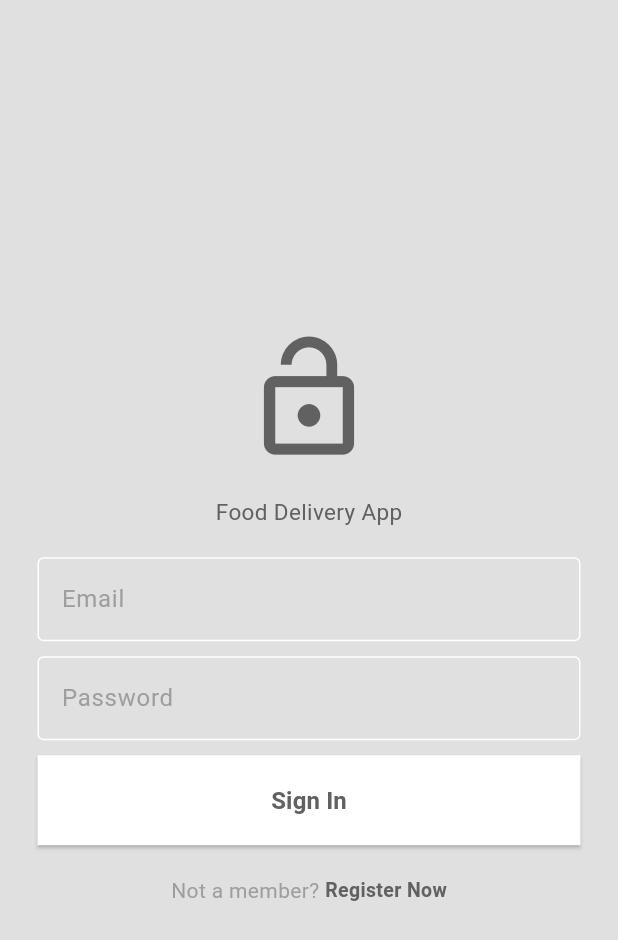
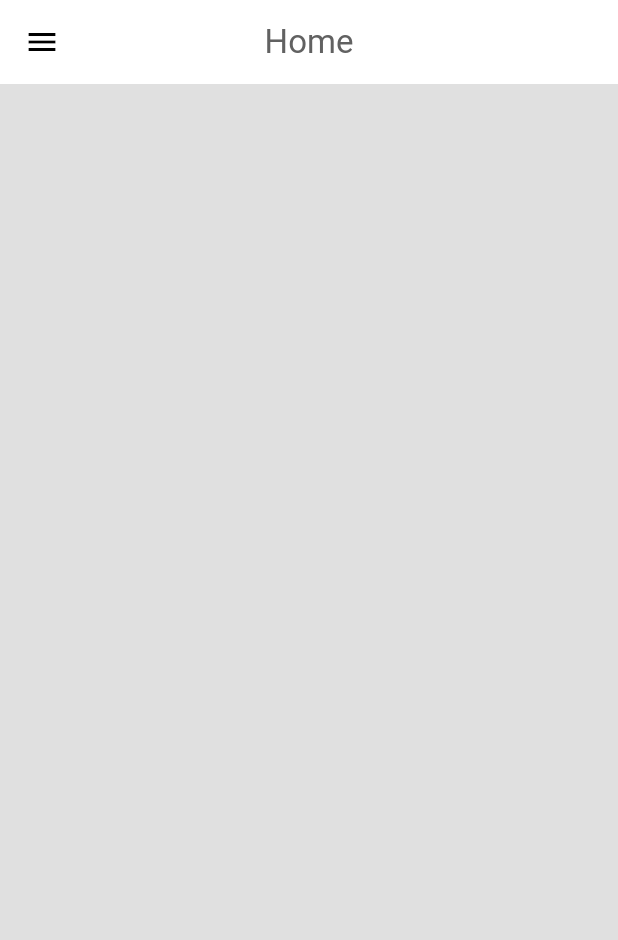
Before and after one commit to suupss/Fooddelivery, a Flutter app: the screen it shows after launch, after a tap on "Sign In", on a phone screen of 412 x 824 dp. Shown: the top 940 px of the screen. Run offline on Flutter 3.47's test engine with Material 3 defaults, Android fonts, the phone set to English and light mode, and no system bars.

Commit message:
feat: add dark mode

```diff
--- a/lib/components/mybuttons.dart
+++ b/lib/components/mybuttons.dart
@@ -1,14 +1,15 @@
 import 'package:flutter/material.dart';
 
 class Mybuttons extends StatelessWidget {
+  final void Function() onPressed;
   final String text;
-  const Mybuttons({super.key , required this.text});
+  const Mybuttons({super.key , required this.text, required this.onPressed});
 
   @override
   Widget build(BuildContext context) {
     return SizedBox(
                 height: 60,
                 width: double.infinity,
-                child: ElevatedButton(onPressed: (){}, style: ElevatedButton.styleFrom(backgroundColor: Theme.of(context).colorScheme.tertiary, foregroundColor: Theme.of(context).colorScheme.inversePrimary, shape: const RoundedRectangleBorder(side: BorderSide.none) ), child: Text(text, style: TextStyle(fontSize: 16, fontWeight: FontWeight.bold))),);
+                child: ElevatedButton(onPressed: onPressed, style: ElevatedButton.styleFrom(backgroundColor: Theme.of(context).colorScheme.tertiary, foregroundColor: Theme.of(context).colorScheme.inversePrimary, shape: const RoundedRectangleBorder(side: BorderSide.none) ), child: Text(text, style: const TextStyle(fontSize: 16, fontWeight: FontWeight.bold))),);
   }
 }
--- a/lib/main.dart
+++ b/lib/main.dart
@@ -1,9 +1,12 @@
 import 'package:flutter/material.dart';
 import 'package:food_order/pages/loginpage.dart';
-import 'package:food_order/themes/light_mode.dart';
+import 'package:food_order/themes/theme_test.dart';
+import 'package:provider/provider.dart';
 
 void main() {
-  runApp(const MyApp());
+  runApp(MultiProvider(
+    providers: [ChangeNotifierProvider(create: (_)=> ThemeTest())],
+    child: const MyApp()));
 }
 
 class MyApp extends StatelessWidget {
@@ -15,7 +18,7 @@ class MyApp extends StatelessWidget {
     return MaterialApp(
       title: 'Flutter Demo',
       debugShowCheckedModeBanner: false,
-      theme: lightMode,
+      theme: context.watch<ThemeTest>().themeData,
       home: Loginpage()
     );
   }
--- /dev/null
+++ b/lib/pages/homepage.dart
@@ -0,0 +1,18 @@
+import 'package:flutter/material.dart';
+import 'package:food_order/components/my_drawer.dart';
+
+class Homepage extends StatelessWidget {
+  const Homepage({super.key});
+
+  @override
+  Widget build(BuildContext context) {
+    return Scaffold(
+      appBar: AppBar(
+        centerTitle: true,
+        title: Text('Home', style: TextStyle(color: Theme.of(context).colorScheme.inversePrimary)),
+        backgroundColor: Theme.of(context).colorScheme.tertiary,
+        ),
+        drawer: MyDrawer(),
+    );
+  }
+}
--- a/lib/pages/loginpage.dart
+++ b/lib/pages/loginpage.dart
@@ -36,13 +36,13 @@ onTap: FocusManager.instance.primaryFocus?.unfocus,
                 const SizedBox(height: 10,),
                 Mytextfield(myController: _passwordController, text: 'Password'),
                 const SizedBox(height: 10,),
-                GestureDetector(
-                  onTap: () {
+                Mybuttons(
+                  onPressed: () {
                     Navigator.push(context, MaterialPageRoute(builder: (context){
-                 return Homepage();
+               return Homepage();
                     }));
                   },
-                  child: const Mybuttons(text: 'Sign In',)),
+                  text: 'Sign In',),
                 const SizedBox(
                   height: 20,
                 ),
--- /dev/null
+++ b/lib/themes/theme_test.dart
@@ -0,0 +1,24 @@
+import 'package:flutter/material.dart';
+import 'package:food_order/themes/dark_mode.dart';
+import 'package:food_order/themes/light_mode.dart';
+
+class ThemeTest extends ChangeNotifier {
+  ThemeData themeData = lightMode;
+  bool isDarkmode()
+  {
+    return themeData == darkMode;
+
+  }
+
+  void onTap()
+  {
+if(themeData == lightMode)
+{
+  themeData = darkMode;
+}
+else{
+  themeData = lightMode;
+}
+notifyListeners();
+  }
+}
```
Also changed, not shown: lib/components/my_drawer.dart (added, +45 -0 lines), lib/components/my_drawer_tile.dart (added, +23 -0 lines), lib/pages/register_page.dart (+54 -0 lines), lib/pages/settings_page.dart (added, +29 -0 lines), pubspec.yaml (+4 -12 lines), pubspec.lock.
